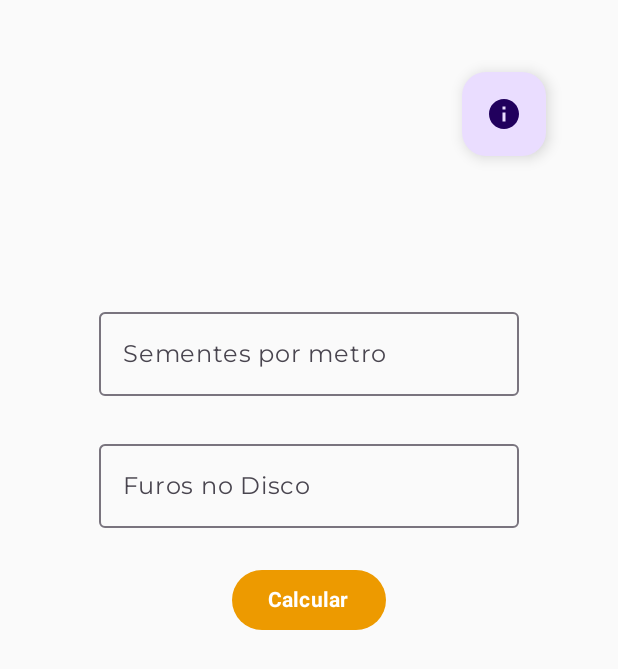
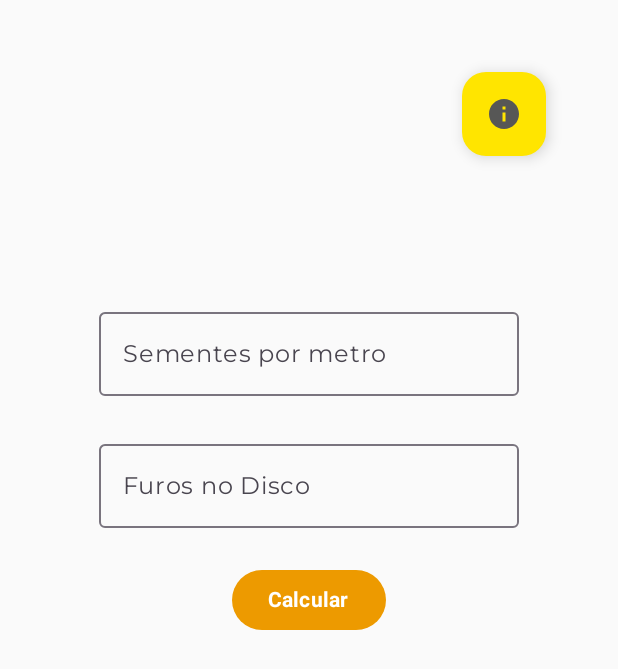
Before and after one commit to jadert/Vence-Tudo-Semente, an Android app built with Jetpack Compose: the screen it shows after launch (MainActivity), on a phone screen of 412 x 824 dp. Shown: the top 669 px of the screen. Run offline under Robolectric (Android 15) with nearby library versions, the phone set to English and light mode, and no system bars; Roboto replaces fonts that are not available here.

Commit message:
Bug Fix
-Correção de cores
-Travado no modo "Portrait"
-Correção de bug no cast de Double para String

```diff
--- a/app/src/main/AndroidManifest.xml
+++ b/app/src/main/AndroidManifest.xml
@@ -15,7 +15,9 @@
         <activity
             android:name=".MainActivity"
             android:exported="true"
-            android:theme="@style/Theme.VenceTudoSemente">
+            android:theme="@style/Theme.VenceTudoSemente"
+            android:screenOrientation="portrait"
+            >
             <intent-filter>
                 <action android:name="android.intent.action.MAIN" />
 
--- a/app/src/main/java/com/jadert/vencetudo_semente/MainActivity.kt
+++ b/app/src/main/java/com/jadert/vencetudo_semente/MainActivity.kt
@@ -1,6 +1,7 @@
 package com.jadert.vencetudo_semente
 
 import android.os.Bundle
+import android.util.Log
 import androidx.activity.ComponentActivity
 import androidx.activity.compose.setContent
 import androidx.activity.enableEdgeToEdge
@@ -101,9 +102,13 @@ class MainActivity : ComponentActivity() {
                             horizontalArrangement = Arrangement.End,
                         ) {
                             SnackbarHost(hostState = snackbarHostState)
-                            FloatingActionButton(onClick = {
+                            FloatingActionButton(
+                                onClick = {
                                 navController.navigate(TelaSobre)
-                            }) {
+                            },
+                                containerColor = MaterialTheme.colorScheme.tertiary,
+                                contentColor = MaterialTheme.colorScheme.onSecondaryContainer
+                            ) {
                                 Icon(Icons.Filled.Info, "Informações.")
                             }
                         }
@@ -237,9 +242,12 @@ class MainActivity : ComponentActivity() {
                                 .fillMaxSize(),
                             horizontalArrangement = Arrangement.End,
                         ) {
-                            FloatingActionButton(onClick = {
+                            FloatingActionButton(
+                                onClick = {
                                 navController.navigate(TelaInicial)
-                            }) {
+                            },
+                                containerColor = MaterialTheme.colorScheme.tertiary,
+                                contentColor = MaterialTheme.colorScheme.onSecondaryContainer) {
                                 Icon(Icons.AutoMirrored.Filled.ArrowBack, "Voltar.")
                             }
                         }
@@ -300,7 +308,7 @@ class MainActivity : ComponentActivity() {
                             Text(text = "Eixo C: "+eixoC[opcaoSemente], fontSize = 40.sp)
                             Text(text = "Eixo D: "+eixoD[opcaoSemente], fontSize = 40.sp)
                             HorizontalDivider(thickness = 2.dp)
-                            Text(text = "Sementes: "+df.format(sementeReal[opcaoSemente]).toDouble(),
+                            Text(text = "Sementes: "+df.format(sementeReal[opcaoSemente]).toString(),
                                 fontSize = 40.sp, fontWeight = FontWeight.Medium)
                         }
                     }
@@ -382,7 +390,9 @@ class MainActivity : ComponentActivity() {
                         ) {
                             FloatingActionButton(onClick = {
                                 navController.navigate(TelaInicial)
-                            }) {
+                            },
+                                containerColor = MaterialTheme.colorScheme.tertiary,
+                                contentColor = MaterialTheme.colorScheme.onSecondaryContainer) {
                                 Icon(Icons.AutoMirrored.Filled.ArrowBack, "Voltar.")
                             }
                         }
--- a/app/src/main/java/com/jadert/vencetudo_semente/ui/theme/Color.kt
+++ b/app/src/main/java/com/jadert/vencetudo_semente/ui/theme/Color.kt
@@ -16,5 +16,5 @@ val laranja_200 = Color(0xffed9a00)
 //val laranja_300 = Color(0xffe77c06)
 //val preto_100 = Color(0xff373636)
 //val cinza_claro = Color(0xffc6c6c6)
-//val cinza_escuro = Color(0xff575756)
+val cinza_escuro = Color(0xff575756)
 //val preto_200 = Color(0xff1d1d1b)
--- a/app/src/main/java/com/jadert/vencetudo_semente/ui/theme/Theme.kt
+++ b/app/src/main/java/com/jadert/vencetudo_semente/ui/theme/Theme.kt
@@ -1,43 +1,21 @@
 package com.jadert.vencetudo_semente.ui.theme
 
-import android.os.Build
-import androidx.compose.foundation.isSystemInDarkTheme
 import androidx.compose.material3.MaterialTheme
-import androidx.compose.material3.darkColorScheme
-import androidx.compose.material3.dynamicDarkColorScheme
-import androidx.compose.material3.dynamicLightColorScheme
 import androidx.compose.material3.lightColorScheme
 import androidx.compose.runtime.Composable
-import androidx.compose.ui.platform.LocalContext
-
-private val DarkColorScheme = darkColorScheme(
-    primary = laranja_100,
-    secondary = vermelho_100,
-    tertiary = amarelo_100
-)
 
 private val LightColorScheme = lightColorScheme(
     primary = laranja_200,
     secondary = vermelho_200,
-    tertiary = amarelo_200
+    tertiary = amarelo_200,
+    onSecondaryContainer = cinza_escuro
 )
 
 @Composable
 fun VenceTudoSementeTheme(
-    darkTheme: Boolean = isSystemInDarkTheme(),
-    // Dynamic color is available on Android 12+
-    dynamicColor: Boolean = false,
     content: @Composable () -> Unit
 ) {
-    val colorScheme = when {
-        dynamicColor && Build.VERSION.SDK_INT >= Build.VERSION_CODES.S -> {
-            val context = LocalContext.current
-            if (darkTheme) dynamicDarkColorScheme(context) else dynamicLightColorScheme(context)
-        }
-
-        darkTheme -> DarkColorScheme
-        else -> LightColorScheme
-    }
+    val colorScheme = LightColorScheme
 
     MaterialTheme(
         colorScheme = colorScheme,
```
